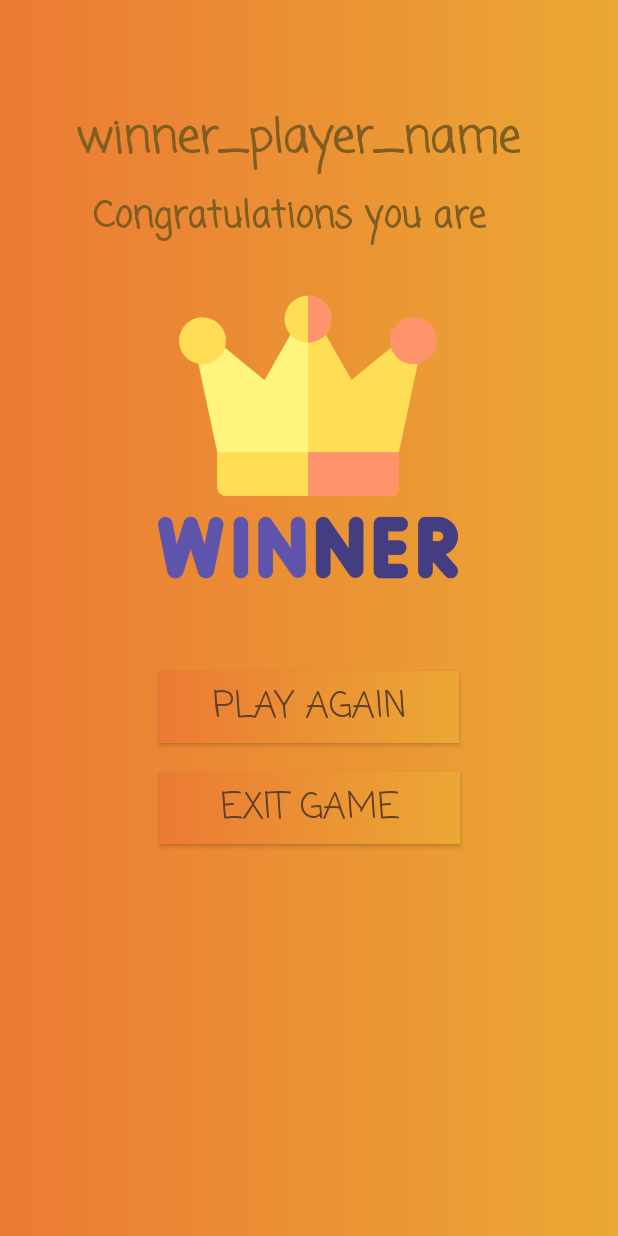
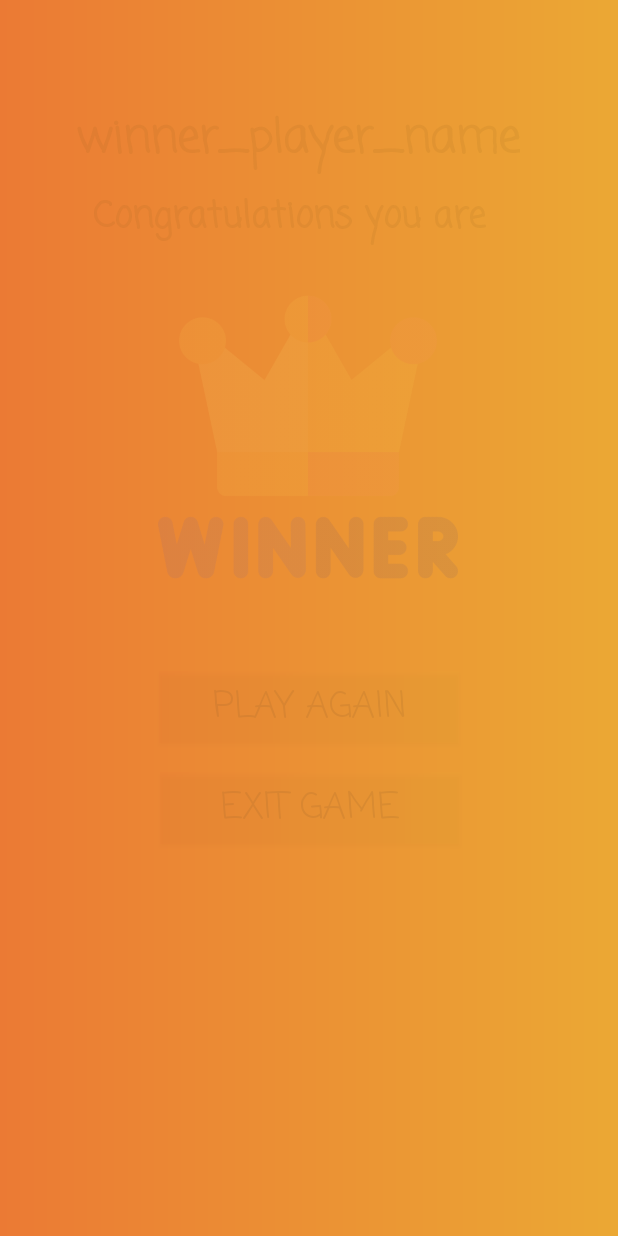
Before and after one commit to Rabia-Noorl/Tic-Tac-Toe, an Android app: the screen it shows after launch (WinnerActivity), after a tap on an icon or button, on a phone screen of 412 x 824 dp. Run offline under Robolectric (Android 15) with nearby library versions, the phone set to English and light mode, and no system bars; 2 other taps on this screen came first.

Commit message:
After Remmoving some bugs

```diff
--- a/app/src/main/java/com/example/tictactoe/MainActivity.kt
+++ b/app/src/main/java/com/example/tictactoe/MainActivity.kt
@@ -229,7 +229,7 @@ class MainActivity : AppCompatActivity() {
             // You can declare your desire activity here to open after finishing splash screen. Like MainActivity
             val intent = Intent(this,WinnerActivity::class.java)
             startActivity(intent)
-            finish()
+            finish();
         },TIME_OUT)
     }
 
--- a/app/src/main/java/com/example/tictactoe/SplashScreen.kt
+++ b/app/src/main/java/com/example/tictactoe/SplashScreen.kt
@@ -31,7 +31,7 @@ class SplashScreen : AppCompatActivity() {
         },TIME_OUT)
     }
     private fun animHandler() {
-        val image: ImageView=findViewById(R.id.strat_logo)
+        val image: ImageView=findViewById<ImageView>(R.id.strat_logo)
         val sloganGameName = findViewById<TextView>(R.id.sloganGameName)
         val slogen_wellcomeText = findViewById<TextView>(R.id.slogen_wellcomeText)
 
--- a/app/src/main/java/com/example/tictactoe/WinnerActivity.kt
+++ b/app/src/main/java/com/example/tictactoe/WinnerActivity.kt
@@ -1,28 +1,54 @@
 package com.example.tictactoe
 
-import androidx.appcompat.app.AppCompatActivity
+import android.content.Intent
 import android.os.Bundle
 import android.view.View
 import android.view.WindowManager
-import android.widget.Button
-import android.widget.Toast
-import kotlinx.android.synthetic.main.activity_main.*
+import android.view.animation.Animation
+import android.view.animation.AnimationUtils
+import android.widget.*
+import android.widget.ImageView
+import android.widget.TextView
+import androidx.appcompat.app.AppCompatActivity
+import kotlinx.android.synthetic.main.activity_winner.*
 
 class WinnerActivity : AppCompatActivity() {
+
+
     override fun onCreate(savedInstanceState: Bundle?) {
         super.onCreate(savedInstanceState)
         setContentView(R.layout.activity_winner)
-        window.setFlags(WindowManager.LayoutParams.FLAG_FULLSCREEN, WindowManager.LayoutParams.FLAG_FULLSCREEN)
+        window.setFlags(WindowManager.LayoutParams.FLAG_FULLSCREEN , WindowManager.LayoutParams.FLAG_FULLSCREEN)
 
-        val palyAgainBtn : Button= findViewById<Button>(R.id.PlayAgainBttton)
-        val ExitGameButton : Button = findViewById<Button>(R.id.ExitGameButton)
+        winnerAnimHandler()
+    }
 
-        palyAgainBtn.setOnClickListener {
-            // your code to perform when the user clicks on the button
-            Toast.makeText(this, "You clicked me.", Toast.LENGTH_SHORT).show()
-        }
+    fun playAgainGame(view: View)
+    {
+        val intent = Intent(this,MainActivity::class.java)
+        startActivity(intent)
+    }
+    fun exitGame()
+    {
+        finish()
+    }
+        private fun winnerAnimHandler()
+    {
+
+        val winner_player_name = findViewById<TextView>(R.id.winner_player_name)
+        val congraguation_text = findViewById<TextView>(R.id.congraguation_text)
+        val winnerLogo: ImageView=findViewById(R.id.winnerLogo)
+
+        val top_Anim: Animation= AnimationUtils.loadAnimation(this, R.anim.top_anim)
+        val bottom_Anim: Animation= AnimationUtils.loadAnimation(this, R.anim.bottom_anim)
+
+        winner_player_name.startAnimation(top_Anim)
+        congraguation_text.startAnimation(top_Anim)
+        winnerLogo.startAnimation(top_Anim)
+
+        ExitGameButton.startAnimation(bottom_Anim)
+        PlayAgainBttton.startAnimation(bottom_Anim)
 
     }
 
-
 }
--- a/app/src/main/res/layout/activity_winner.xml
+++ b/app/src/main/res/layout/activity_winner.xml
@@ -14,7 +14,7 @@
         android:layout_marginTop="70dp"
         android:fontFamily="casual"
         android:gravity="center"
-        android:text="winner_player_name"
+        android:text="@string/winner_player_name"
         android:textColor="#805D20"
         android:textSize="30sp"
         android:textStyle="bold"
@@ -61,9 +61,11 @@
         android:text="Play again"
         android:textColor="#604124"
         android:textSize="24sp"
+        android:onClick="playAgainGame"
         app:layout_constraintEnd_toEndOf="parent"
         app:layout_constraintStart_toStartOf="parent"
-        app:layout_constraintTop_toBottomOf="@+id/winnerLogo" />
+        app:layout_constraintTop_toBottomOf="@+id/winnerLogo"
+        />
 
     <Button
         android:id="@+id/ExitGameButton"
@@ -74,10 +76,12 @@
         android:text="Exit Game"
         android:textColor="#604124"
         android:textSize="24sp"
+        android:onClick="exitGame"
         app:layout_constraintBottom_toBottomOf="parent"
         app:layout_constraintEnd_toEndOf="parent"
         app:layout_constraintHorizontal_bias="0.502"
         app:layout_constraintStart_toStartOf="parent"
         app:layout_constraintTop_toBottomOf="@+id/PlayAgainBttton"
-        app:layout_constraintVertical_bias="0.07" />
+        app:layout_constraintVertical_bias="0.07"
+        tools:ignore="OnClick" />
 </androidx.constraintlayout.widget.ConstraintLayout>
--- a/app/src/main/res/values/strings.xml
+++ b/app/src/main/res/values/strings.xml
@@ -11,4 +11,5 @@
     <string name="hello_second_fragment">Hello second fragment. Arg: %1$s</string>
     <string name="title_activity_splash_screen">SplashScreen</string>
     <string name="title_activity_winner">WinnerActivity</string>
+    <string name="winner_player_name">winner_player_name</string>
 </resources>
```
